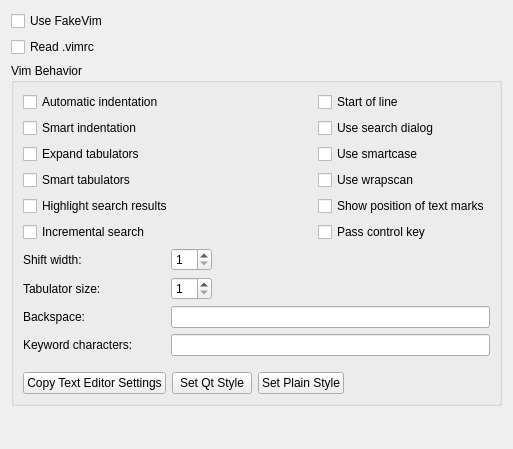
Before: the Qt Designer form src/plugins/fakevim/fakevimoptions.ui in qt-creator/qt-creator, drawn with Qt 5.
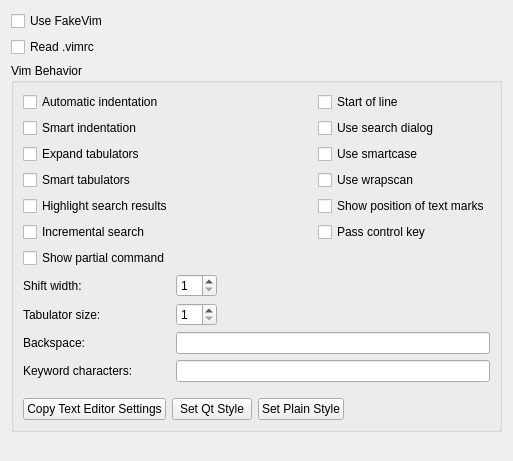
After: the same form once the commit is applied.

Commit message:
fakevim: Show current command in minibuffer (showcmd option)
Use showcmd Vim option to show current partial command.

Removed unneeded updateMiniBuffer() calls.

Patch:
```diff
--- a/src/plugins/fakevim/fakevimoptions.ui
+++ b/src/plugins/fakevim/fakevimoptions.ui
@@ -7,7 +7,7 @@
     <x>0</x>
     <y>0</y>
     <width>513</width>
-    <height>449</height>
+    <height>461</height>
    </rect>
   </property>
   <layout class="QVBoxLayout" name="verticalLayout_2">
@@ -31,69 +31,6 @@
       <string>Vim Behavior</string>
      </property>
      <layout class="QGridLayout" name="gridLayout">
-      <item row="0" column="0" colspan="2">
-       <widget class="QCheckBox" name="checkBoxAutoIndent">
-        <property name="text">
-         <string>Automatic indentation</string>
-        </property>
-       </widget>
-      </item>
-      <item row="0" column="2">
-       <widget class="QCheckBox" name="checkBoxStartOfLine">
-        <property name="text">
-         <string>Start of line</string>
-        </property>
-       </widget>
-      </item>
-      <item row="1" column="0" colspan="2">
-       <widget class="QCheckBox" name="checkBoxSmartIndent">
-        <property name="text">
-         <string>Smart indentation</string>
-        </property>
-       </widget>
-      </item>
-      <item row="1" column="2">
-       <widget class="QCheckBox" name="checkBoxUseCoreSearch">
-        <property name="text">
-         <string>Use search dialog</string>
-        </property>
-       </widget>
-      </item>
-      <item row="2" column="2">
-       <widget class="QCheckBox" name="checkBoxSmartCase">
-        <property name="text">
-         <string>Use smartcase</string>
-        </property>
-       </widget>
-      </item>
-      <item row="3" column="2">
-       <widget class="QCheckBox" name="checkBoxWrapScan">
-        <property name="text">
-         <string>Use wrapscan</string>
-        </property>
-       </widget>
-      </item>
-      <item row="2" column="0" colspan="2">
-       <widget class="QCheckBox" name="checkBoxExpandTab">
-        <property name="text">
-         <string>Expand tabulators</string>
-        </property>
-       </widget>
-      </item>
-      <item row="4" column="2">
-       <widget class="QCheckBox" name="checkBoxShowMarks">
-        <property name="text">
-         <string>Show position of text marks</string>
-        </property>
-       </widget>
-      </item>
-      <item row="3" column="0" colspan="2">
-       <widget class="QCheckBox" name="checkBoxSmartTab">
-        <property name="text">
-         <string>Smart tabulators</string>
-        </property>
-       </widget>
-      </item>
       <item row="5" column="2">
        <widget class="QCheckBox" name="checkBoxPassControlKey">
         <property name="toolTip">
@@ -118,51 +55,28 @@
         </property>
        </widget>
       </item>
-      <item row="6" column="0">
-       <widget class="QLabel" name="labelShiftWidth">
+      <item row="0" column="2">
+       <widget class="QCheckBox" name="checkBoxStartOfLine">
         <property name="text">
-         <string>Shift width:</string>
+         <string>Start of line</string>
         </property>
        </widget>
       </item>
-      <item row="6" column="1" colspan="2">
-       <layout class="QHBoxLayout" name="horizontalLayout_2">
-        <item>
-         <widget class="QSpinBox" name="spinBoxShiftWidth">
-          <property name="minimum">
-           <number>1</number>
-          </property>
-          <property name="maximum">
-           <number>80</number>
-          </property>
-         </widget>
-        </item>
-        <item>
-         <spacer name="horizontalSpacer_2">
-          <property name="orientation">
-           <enum>Qt::Horizontal</enum>
-          </property>
-          <property name="sizeHint" stdset="0">
-           <size>
-            <width>40</width>
-            <height>20</height>
-           </size>
-          </property>
-         </spacer>
-        </item>
-       </layout>
-      </item>
-      <item row="7" column="0">
-       <widget class="QLabel" name="labelTabulator">
-        <property name="toolTip">
-         <string>Vim tabstop option</string>
+      <item row="1" column="0" colspan="2">
+       <widget class="QCheckBox" name="checkBoxSmartIndent">
+        <property name="text">
+         <string>Smart indentation</string>
         </property>
+       </widget>
+      </item>
+      <item row="0" column="0" colspan="2">
+       <widget class="QCheckBox" name="checkBoxAutoIndent">
         <property name="text">
-         <string>Tabulator size:</string>
+         <string>Automatic indentation</string>
         </property>
        </widget>
       </item>
-      <item row="7" column="1" colspan="2">
+      <item row="8" column="1" colspan="2">
        <layout class="QHBoxLayout" name="horizontalLayout_3">
         <item>
          <widget class="QSpinBox" name="spinBoxTabStop">
@@ -189,27 +103,103 @@
         </item>
        </layout>
       </item>
-      <item row="8" column="0">
+      <item row="9" column="0">
        <widget class="QLabel" name="labelBackspace">
         <property name="text">
          <string>Backspace:</string>
         </property>
        </widget>
       </item>
-      <item row="8" column="1" colspan="2">
+      <item row="9" column="1" colspan="2">
        <widget class="QLineEdit" name="lineEditBackspace"/>
       </item>
-      <item row="9" column="0">
+      <item row="10" column="0">
        <widget class="QLabel" name="labelIsKeyword">
         <property name="text">
          <string>Keyword characters:</string>
         </property>
        </widget>
       </item>
-      <item row="9" column="1" colspan="2">
+      <item row="8" column="0">
+       <widget class="QLabel" name="labelTabulator">
+        <property name="toolTip">
+         <string>Vim tabstop option</string>
+        </property>
+        <property name="text">
+         <string>Tabulator size:</string>
+        </property>
+       </widget>
+      </item>
+      <item row="12" column="0" colspan="3">
+       <layout class="QHBoxLayout" name="horizontalLayout">
+        <item>
+         <widget class="QPushButton" name="pushButtonCopyTextEditorSettings">
+          <property name="text">
+           <string>Copy Text Editor Settings</string>
+          </property>
+         </widget>
+        </item>
+        <item>
+         <widget class="QPushButton" name="pushButtonSetQtStyle">
+          <property name="text">
+           <string>Set Qt Style</string>
+          </property>
+         </widget>
+        </item>
+        <item>
+         <widget class="QPushButton" name="pushButtonSetPlainStyle">
+          <property name="text">
+           <string>Set Plain Style</string>
+          </property>
+         </widget>
+        </item>
+        <item>
+         <spacer name="horizontalSpacer">
+          <property name="orientation">
+           <enum>Qt::Horizontal</enum>
+          </property>
+          <property name="sizeHint" stdset="0">
+           <size>
+            <width>40</width>
+            <height>20</height>
+           </size>
+          </property>
+         </spacer>
+        </item>
+       </layout>
+      </item>
+      <item row="7" column="0">
+       <widget class="QLabel" name="labelShiftWidth">
+        <property name="text">
+         <string>Shift width:</string>
+        </property>
+       </widget>
+      </item>
+      <item row="2" column="0" colspan="2">
+       <widget class="QCheckBox" name="checkBoxExpandTab">
+        <property name="text">
+         <string>Expand tabulators</string>
+        </property>
+       </widget>
+      </item>
+      <item row="4" column="2">
+       <widget class="QCheckBox" name="checkBoxShowMarks">
+        <property name="text">
+         <string>Show position of text marks</string>
+        </property>
+       </widget>
+      </item>
+      <item row="3" column="0" colspan="2">
+       <widget class="QCheckBox" name="checkBoxSmartTab">
+        <property name="text">
+         <string>Smart tabulators</string>
+        </property>
+       </widget>
+      </item>
+      <item row="10" column="1" colspan="2">
        <widget class="QLineEdit" name="lineEditIsKeyword"/>
       </item>
-      <item row="10" column="0">
+      <item row="11" column="0">
        <spacer name="verticalSpacer">
         <property name="orientation">
          <enum>Qt::Vertical</enum>
@@ -225,31 +215,41 @@
         </property>
        </spacer>
       </item>
-      <item row="11" column="0" colspan="3">
-       <layout class="QHBoxLayout" name="horizontalLayout">
+      <item row="1" column="2">
+       <widget class="QCheckBox" name="checkBoxUseCoreSearch">
+        <property name="text">
+         <string>Use search dialog</string>
+        </property>
+       </widget>
+      </item>
+      <item row="2" column="2">
+       <widget class="QCheckBox" name="checkBoxSmartCase">
+        <property name="text">
+         <string>Use smartcase</string>
+        </property>
+       </widget>
+      </item>
+      <item row="3" column="2">
+       <widget class="QCheckBox" name="checkBoxWrapScan">
+        <property name="text">
+         <string>Use wrapscan</string>
+        </property>
+       </widget>
+      </item>
+      <item row="7" column="1" colspan="2">
+       <layout class="QHBoxLayout" name="horizontalLayout_2">
         <item>
-         <widget class="QPushButton" name="pushButtonCopyTextEditorSettings">
-          <property name="text">
-           <string>Copy Text Editor Settings</string>
+         <widget class="QSpinBox" name="spinBoxShiftWidth">
+          <property name="minimum">
+           <number>1</number>
           </property>
-         </widget>
-        </item>
-        <item>
-         <widget class="QPushButton" name="pushButtonSetQtStyle">
-          <property name="text">
-           <string>Set Qt Style</string>
+          <property name="maximum">
+           <number>80</number>
           </property>
          </widget>
         </item>
         <item>
-         <widget class="QPushButton" name="pushButtonSetPlainStyle">
-          <property name="text">
-           <string>Set Plain Style</string>
-          </property>
-         </widget>
-        </item>
-        <item>
-         <spacer name="horizontalSpacer">
+         <spacer name="horizontalSpacer_2">
           <property name="orientation">
            <enum>Qt::Horizontal</enum>
           </property>
@@ -263,6 +263,13 @@
         </item>
        </layout>
       </item>
+      <item row="6" column="0">
+       <widget class="QCheckBox" name="checkBoxShowCmd">
+        <property name="text">
+         <string>Show partial command</string>
+        </property>
+       </widget>
+      </item>
      </layout>
     </widget>
    </item>
```
Left out of the diff: 24 changed lines with no effect on the pictures. The commit also changes 5 other files.
